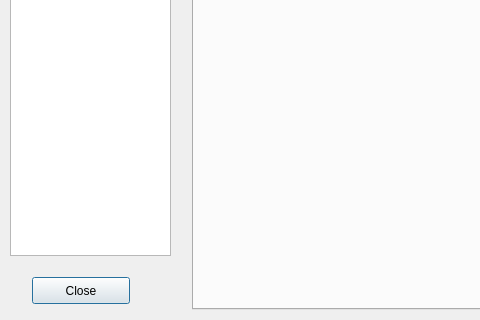
Before: the Qt Designer form uis/build_settings.ui in amirgeva/coide, drawn with Qt 5; both pictures show x 0 to 480 and y 139 to 459 of the 662 by 459 pixel window.
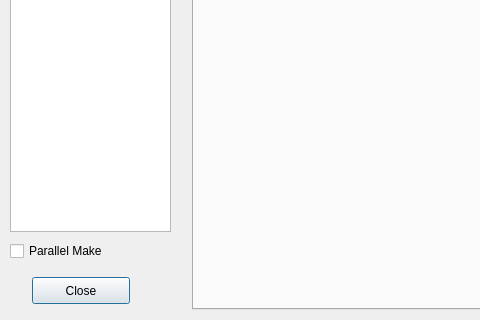
After: the same form once the commit is applied.

Commit message: Added parallel make

Patch:
```diff
--- a/uis/build_settings.ui
+++ b/uis/build_settings.ui
@@ -19,7 +19,7 @@
      <x>10</x>
      <y>10</y>
      <width>161</width>
-     <height>385</height>
+     <height>361</height>
     </rect>
    </property>
    <property name="headerHidden">
@@ -64,6 +64,19 @@
     </attribute>
    </widget>
   </widget>
+  <widget class="QCheckBox" name="parallelCB">
+   <property name="geometry">
+    <rect>
+     <x>10</x>
+     <y>380</y>
+     <width>141</width>
+     <height>20</height>
+    </rect>
+   </property>
+   <property name="text">
+    <string>Parallel Make</string>
+   </property>
+  </widget>
  </widget>
  <resources/>
  <connections/>
```
